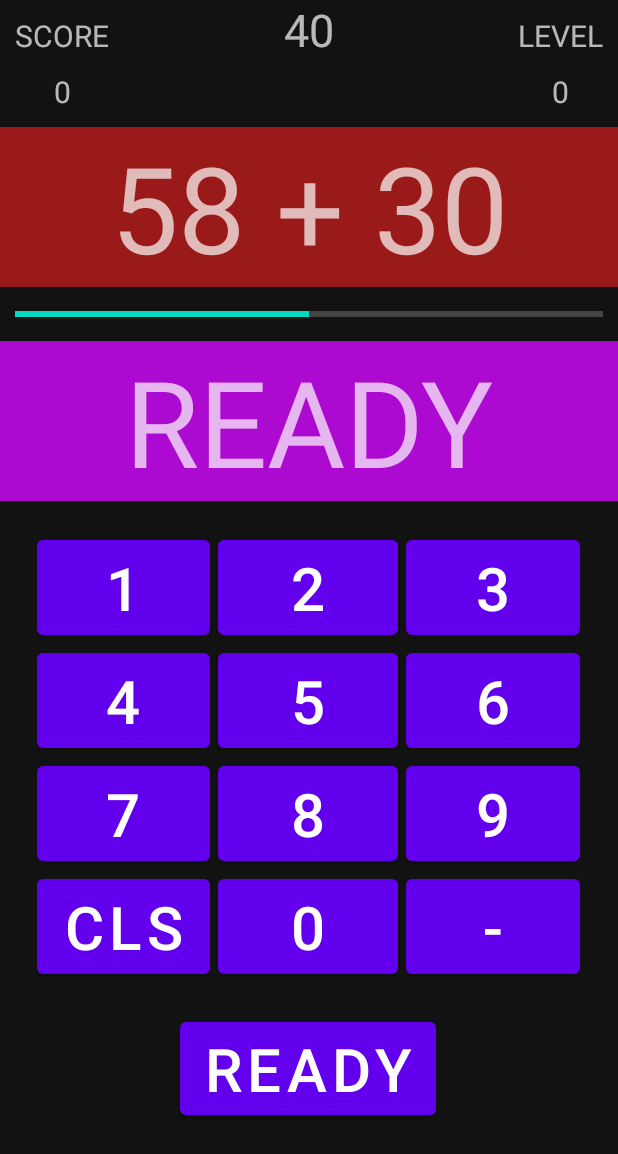
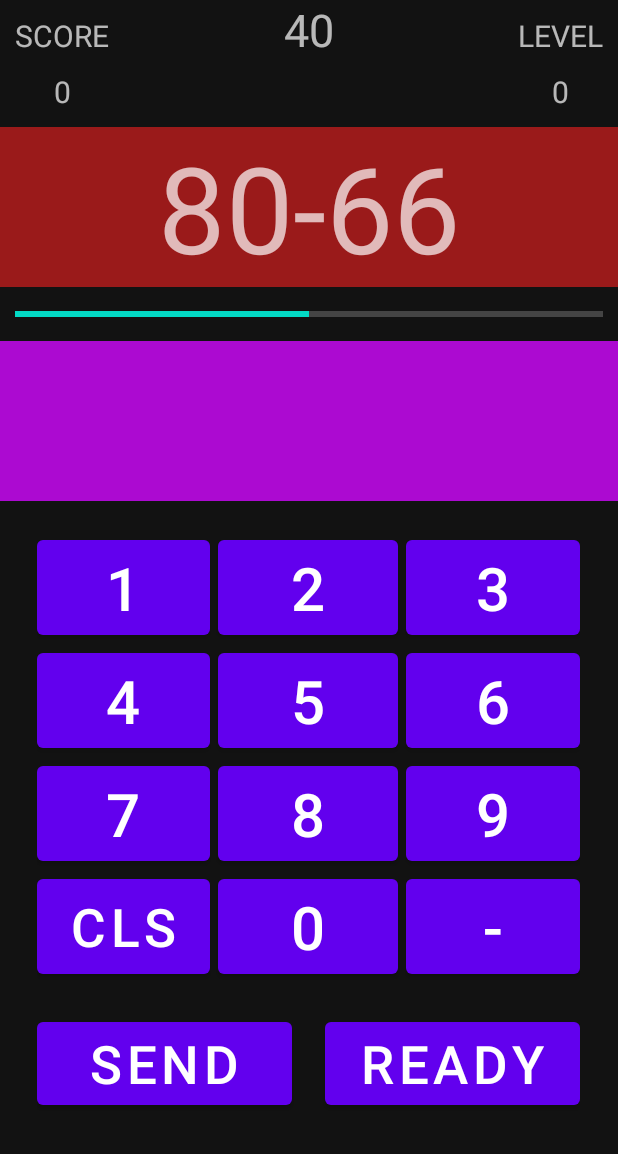
Before and after one commit to MaxPershin/youCount, an Android app: the GameField screen opened directly, with no data from a screen before it, after a tap on "READY", on a phone screen of 412 x 824 dp. Shown: the top 1154 px of the screen. Run offline under Robolectric (Android 15) with nearby library versions, the phone set to English and light mode, and no system bars; 1 other tap on this screen came first.

Commit message:
Created a counting engine which can create tasks using level rules and check if user answer is correct

```diff
--- /dev/null
+++ b/app/src/main/java/com/example/youcount/CountingTaskEngine.java
@@ -0,0 +1,102 @@
+package com.example.youcount;
+
+import java.util.Random;
+
+public class CountingTaskEngine {
+
+    Integer level, taskAnswer, firstNumber, secondNumber;
+    String[] operands = {"+", "-", "*"};
+    String operand, task;
+
+    public CountingTaskEngine(Integer level){
+        this.level = level;
+    }
+
+    public void setLevel(Integer level) {
+        this.level = level;
+    }
+
+    public String getTask(){
+
+        Random random = new Random();
+
+        if(level == 0){
+
+            firstNumber = random.nextInt(99 + 1 - (1)) + (1);
+            secondNumber = random.nextInt(99 + 1 - (1)) + (1);
+            operand = operands[random.nextInt(1+1 - 0 + 0)];
+
+        } else if (level == 1){
+
+            operand = operands[random.nextInt(2+1 - 0 + 0)];
+
+            if (operand.equals("*")) {
+
+                firstNumber = random.nextInt(10 + 1 - (1)) + (1);
+                secondNumber = random.nextInt(99 + 1 - (1)) + (1);
+
+            } else {
+
+                firstNumber = random.nextInt(99 + 1 - (-99)) + (-99);
+                secondNumber = random.nextInt(99 + 1 - (-99)) + (-99);
+            }
+
+        } else if (level == 2) {
+
+            operand = operands[random.nextInt(2+1 - 0 + 0)];
+
+            if (operand.equals("*")) {
+
+                firstNumber = random.nextInt(99 + 1 - (-99)) + (-99);
+                secondNumber = random.nextInt(99 + 1 - (-99)) + (-99);
+
+            } else {
+
+                firstNumber = random.nextInt(999 + 1 - (-999)) + (-999);
+                secondNumber = random.nextInt(999 + 1 - (-999)) + (-999);
+            }
+
+
+        } else if (level == 3) {
+
+            operand = "*";
+            firstNumber = random.nextInt(99 + 1 - (-99)) + (-99);
+            secondNumber = random.nextInt(99 + 1 - (-99)) + (-99);
+
+
+        } else if (level == 4) {
+
+            operand = "*";
+            firstNumber = random.nextInt(999 + 1 - (-999)) + (-999);
+            secondNumber = random.nextInt(999 + 1 - (-999)) + (-999);
+
+        }
+
+        switch (operand) {
+            case ("+"):
+                taskAnswer = firstNumber+secondNumber;
+                task = ""+firstNumber+"+"+secondNumber;
+                return task;
+            case ("-"):
+                taskAnswer = firstNumber-secondNumber;
+                task = ""+firstNumber+"-"+secondNumber;
+                return  task;
+            case ("*"):
+                taskAnswer = firstNumber*secondNumber;
+                task = ""+firstNumber+"*"+secondNumber;
+                return task;
+            default:
+                return "Error";
+        }
+    }
+
+    public boolean checkAnswer(String userInput){
+
+        System.out.println(taskAnswer.toString());
+        System.out.println(userInput);
+
+        return userInput.equals(taskAnswer.toString());
+
+    }
+
+}
--- a/app/src/main/java/com/example/youcount/GameField.java
+++ b/app/src/main/java/com/example/youcount/GameField.java
@@ -2,6 +2,7 @@ package com.example.youcount;
 
 import androidx.appcompat.app.AppCompatActivity;
 
+import android.animation.ObjectAnimator;
 import android.os.Bundle;
 import android.view.View;
 import android.widget.Button;
@@ -11,11 +12,21 @@ import android.widget.Toast;
 public class GameField extends AppCompatActivity {
 
     TextView levelValue, scoreValue, timerValue, taskValue, answerValue;
-    Button key1, key2, key3, key4, key5, key6, key7, key8, key9, key0, keyCLS, keyMinus, keyAction;
-    View.OnClickListener onClickListener;
+    Button key1, key2, key3, key4, key5, key6, key7, key8, key9, key0, keyCLS, keyMinus, keyStart, keySend;
+    View.OnClickListener onClickListener, actionOnClickListener;
+
+    CountingTaskEngine countEngine;
 
 
     private void initializeGUI(){
+
+        actionOnClickListener = new View.OnClickListener() {
+            @Override
+            public void onClick(View view) {
+                Button b = (Button) view;
+                actionButtonsHandler(b.getText().toString());
+            }
+        };
 
         onClickListener = new View.OnClickListener() {
             @Override
@@ -44,7 +55,8 @@ public class GameField extends AppCompatActivity {
         key0 = findViewById(R.id.key0);
         keyCLS = findViewById(R.id.keyCLS);
         keyMinus = findViewById(R.id.keyMinus);
-        keyAction = findViewById(R.id.keyAction);
+        keyStart = findViewById(R.id.keyStart);
+        keySend = findViewById(R.id.keySendAnswer);
 
         key0.setOnClickListener(onClickListener);
         key1.setOnClickListener(onClickListener);
@@ -58,27 +70,58 @@ public class GameField extends AppCompatActivity {
         key9.setOnClickListener(onClickListener);
         keyCLS.setOnClickListener(onClickListener);
         keyMinus.setOnClickListener(onClickListener);
-        keyAction.setOnClickListener(onClickListener);
+        keyStart.setOnClickListener(actionOnClickListener);
+        keySend.setOnClickListener(actionOnClickListener);
 
     }
 
     private void userInputHandler(String input){
 
-        String answer = answerValue.getText().toString();
+        if (input.equals("CLS")) {answerValue.setText(""); return;}
 
-        if (input.equals("CLS")){
-            answerValue.setText("");
-        } else if (input.equals("-")){
+        if (input.equals("-")){
+            if(answerValue.getText().toString().length() > 0){
+                if(answerValue.getText().toString().substring(0, 1).equals("-")){
+                    answerValue.setText(answerValue.getText().toString().substring(1));
+                } else {
+                    answerValue.setText("-" + answerValue.getText().toString());
+                }
+                return;
+            }}
+        if(answerValue.getText().toString().length() > 6) {return;}
 
-            if(answerValue.getText().toString().length() > 0){
-            if(answerValue.getText().toString().substring(0, 1).equals("-")){
-                answerValue.setText(answerValue.getText().toString().substring(1));
+        answerValue.setText(answerValue.getText() + input);
+
+    }
+
+    private void actionButtonsHandler(String input) {
+
+        //ObjectAnimator animation = ObjectAnimator.ofFloat(keyAction, "translationX", 1000f);
+        //animation.setDuration(1000);
+       // animation.start();
+
+        if (input.equals("READY")){
+
+            String task = countEngine.getTask();
+            taskValue.setText(task);
+
+        } else if (input.equals("SEND")){
+
+            if(countEngine.checkAnswer(answerValue.getText().toString())){
+
+                Toast.makeText(this, "CORRECT", Toast.LENGTH_SHORT).show();
+                countEngine.getTask();
+
             } else {
-                answerValue.setText("-" + answerValue.getText().toString());
-            }}
-        } else {
-        answerValue.setText(answerValue.getText() + input);
+
+                Toast.makeText(this, "WRONG BRUH", Toast.LENGTH_SHORT).show();
+
+            };
+
         }
+
+
+
     }
 
 
@@ -86,8 +129,10 @@ public class GameField extends AppCompatActivity {
     protected void onCreate(Bundle savedInstanceState) {
         super.onCreate(savedInstanceState);
         setContentView(R.layout.activity_game_field);
+        initializeGUI();
 
-        initializeGUI();
+
+        countEngine = new CountingTaskEngine(0);
 
     }
 
--- a/app/src/main/res/layout/activity_game_field.xml
+++ b/app/src/main/res/layout/activity_game_field.xml
@@ -70,7 +70,6 @@
             android:layout_height="wrap_content"
             android:background="#9A1A1A"
             android:gravity="center"
-            android:text="58 + 30"
             android:textSize="80sp" />
 
         <ProgressBar
@@ -85,15 +84,14 @@
             android:progress="50"/>
 
         <TextView
+            android:id="@+id/answerValue"
             android:layout_width="match_parent"
             android:layout_height="wrap_content"
-            android:textSize="80sp"
-            android:text="480"
-            android:gravity="center"
-            android:background="#AC0AD1"
             android:layout_below="@+id/progressBar"
             android:layout_marginTop="10dp"
-            android:id="@+id/answerValue"/>
+            android:background="#AC0AD1"
+            android:gravity="center"
+            android:textSize="80sp" />
 
     </RelativeLayout>
 
@@ -207,30 +205,42 @@
             android:id="@+id/keyMinus"
             android:layout_width="120dp"
             android:layout_height="75dp"
+            android:layout_below="@id/key8"
+            android:layout_toRightOf="@+id/key0"
             android:text="-"
-            android:textSize="40sp"
-            android:layout_below="@id/key8"
-            android:layout_toRightOf="@+id/key0"/>
+            android:textSize="40sp" />
 
         <Button
             android:id="@+id/keyCLS"
             android:layout_width="120dp"
             android:layout_height="75dp"
+            android:layout_below="@id/key8"
+            android:layout_toLeftOf="@+id/key0"
             android:text="CLS"
-            android:textSize="40sp"
-            android:layout_below="@id/key8"
-            android:layout_toLeftOf="@+id/key0"/>
+            android:textSize="35sp" />
 
 
         <Button
-            android:id="@+id/keyAction"
-            android:layout_width="wrap_content"
+            android:id="@+id/keyStart"
+            android:layout_width="170dp"
             android:layout_height="wrap_content"
             android:text="READY"
-            android:textSize="40sp"
+            android:textSize="35sp"
             android:layout_below="@id/key0"
-            android:layout_centerHorizontal="true"
-            android:layout_marginTop="20dp"/>
+            android:layout_alignParentEnd="true"
+            android:layout_marginTop="20dp"
+            />
+
+        <Button
+            android:id="@+id/keySendAnswer"
+            android:layout_width="170dp"
+            android:layout_height="wrap_content"
+            android:text="SEND"
+            android:textSize="35sp"
+            android:layout_below="@id/key0"
+            android:layout_alignParentStart="true"
+            android:layout_marginTop="20dp"
+            />
 
 
 
```
